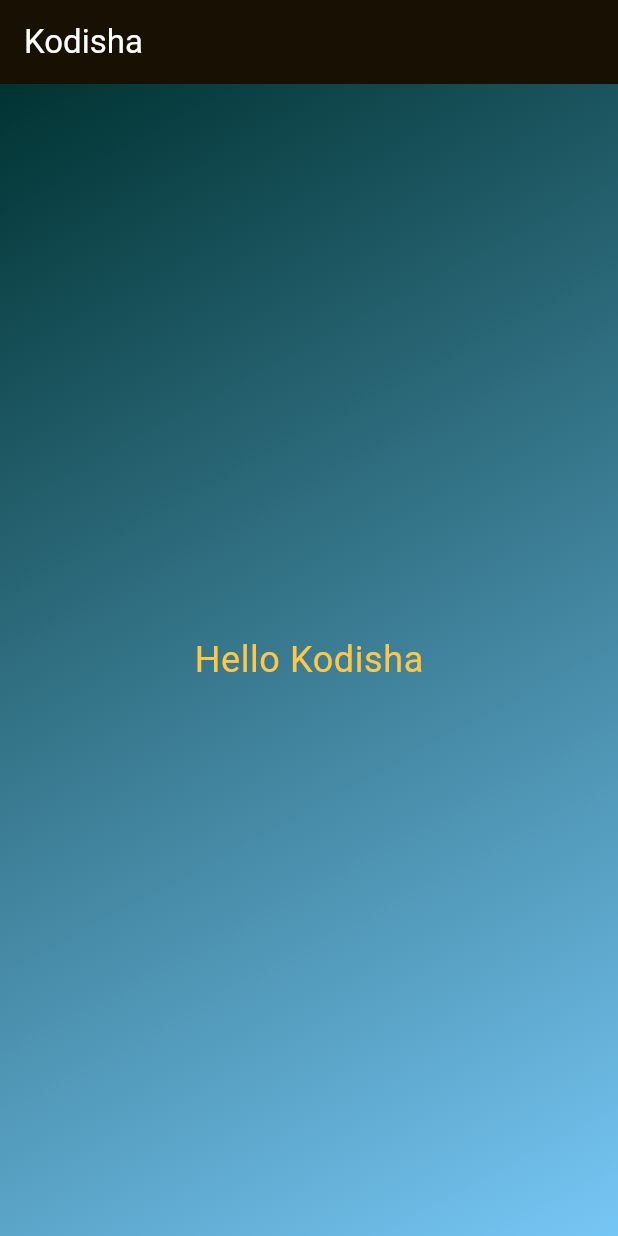
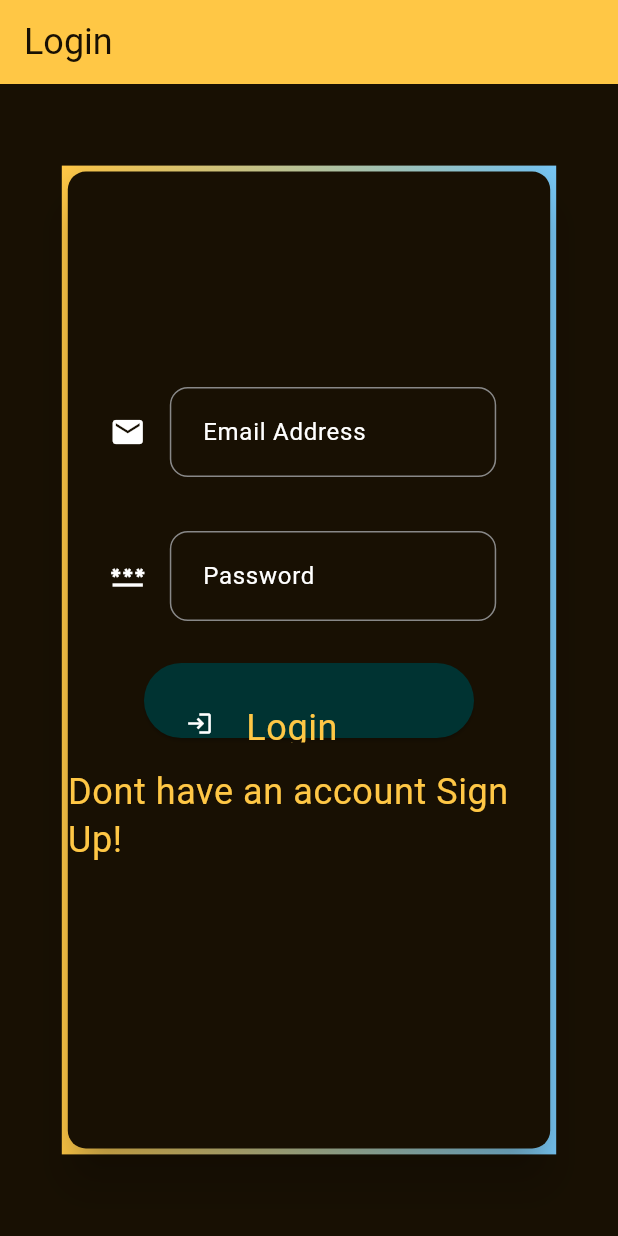
Before and after one commit to GakuruAlex/kodisha_flutter, a Flutter app: the screen it shows after launch, on a phone screen of 412 x 824 dp. Run offline on Flutter 3.47's test engine with Material 3 defaults, Android fonts, the phone set to English and light mode, and no system bars; our stand-ins replace dio, flutter_dotenv, flutter_riverpod, google_fonts; Roboto replaces fonts that are missing (Acme).

Commit message:
Login -Add login service --Add loginNotifier

```diff
--- a/lib/main.dart
+++ b/lib/main.dart
@@ -1,9 +1,11 @@
 import 'package:flutter/material.dart';
+import 'package:flutter_dotenv/flutter_dotenv.dart';
 import 'package:flutter_riverpod/flutter_riverpod.dart';
-import 'package:kodisha_flutter/screens/kodisha_homepage.dart';
+import 'package:kodisha_flutter/screens/login.dart';
 import 'package:kodisha_flutter/theme/main_theme.dart';
 
-void main() {
+Future main() async {
+  await dotenv.load(fileName: ".env");
   runApp(ProviderScope(child: const MyApp()));
 }
 
@@ -15,7 +17,7 @@ class MyApp extends StatelessWidget {
     return MaterialApp(
       title: 'Kodisha',
       theme: kodishaTheme,
-      home: const KodishaHomepage(),
+      home: const Login(),
     );
   }
 }
--- /dev/null
+++ b/lib/provider/login_provider.dart
@@ -0,0 +1,26 @@
+import 'package:flutter_riverpod/flutter_riverpod.dart';
+import 'package:kodisha_flutter/services/login_service.dart';
+
+final loginNotifier =
+    AsyncNotifierProvider<AsyncLoginNotifier, Map<String, dynamic>>(
+      () => AsyncLoginNotifier(),
+    );
+final loginServiceProvider = Provider((ref) => LoginService());
+
+class AsyncLoginNotifier extends AsyncNotifier<Map<String, dynamic>> {
+  @override
+  Map<String, dynamic> build() {
+    return {"token": ''};
+  }
+
+  Future<void> loginUser(String email, String password) async {
+    final loginService = ref.read(loginServiceProvider);
+    state = AsyncLoading();
+    try {
+      final response = await loginService.login(email, password);
+      state = AsyncValue.data(response!);
+    } catch (error, stackTrace) {
+      state = AsyncError(error, stackTrace);
+    }
+  }
+}
--- /dev/null
+++ b/lib/screens/login.dart
@@ -0,0 +1,31 @@
+import 'package:flutter/material.dart';
+import 'package:kodisha_flutter/widgets/login_form.dart';
+
+class Login extends StatelessWidget {
+  const Login({super.key});
+
+  @override
+  Widget build(BuildContext context) {
+    return Scaffold(
+      appBar: AppBar(
+        title: Text("Login", style: Theme.of(context).textTheme.titleLarge),
+        backgroundColor: Theme.of(context).colorScheme.inversePrimary,
+      ),
+      body: Center(
+        child: Container(
+          height: MediaQuery.sizeOf(context).height * 0.8,
+          width: MediaQuery.sizeOf(context).width * .8,
+          decoration: BoxDecoration(
+            gradient: LinearGradient(
+              colors: [
+                Theme.of(context).colorScheme.inversePrimary,
+                Theme.of(context).colorScheme.secondary,
+              ],
+            ),
+          ),
+          child: Card(elevation: 12, child: LoginForm()),
+        ),
+      ),
+    );
+  }
+}
--- /dev/null
+++ b/lib/services/login_service.dart
@@ -0,0 +1,23 @@
+import 'package:dio/dio.dart';
+import 'package:flutter_dotenv/flutter_dotenv.dart';
+
+final dio = Dio();
+
+class LoginService {
+  final loginUrl = dotenv.env["LOGIN_URL"];
+  Future<Map<String, dynamic>?> login(String email, String password) async {
+    try {
+      final response = await dio.post(
+        'http://localhost:3000/login', // adjust to your backend URL
+        data: {'email_address': email, 'password': password},
+        options: Options(headers: {'Content-Type': 'application/json'}),
+      );
+
+      print('Login success: ${response.data}');
+      return response.data;
+    } on DioException catch (e) {
+      print('Login failed: ${e.response?.statusCode} ${e.response?.data}');
+      return null;
+    }
+  }
+}
--- a/lib/theme/main_theme.dart
+++ b/lib/theme/main_theme.dart
@@ -25,9 +25,19 @@ final kodishaTheme = ThemeData(
   ),
   textTheme: GoogleFonts.acmeTextTheme(
     TextTheme(
+      titleLarge: TextStyle(color: Color(0xFF181003), fontSize: 24),
       labelLarge: TextStyle(color: Color(0xFFFFC745), fontSize: 48),
       bodyMedium: TextStyle(color: Color(0xFFFFC745), fontSize: 32),
       bodySmall: TextStyle(color: Color(0xFFFFC745), fontSize: 24),
     ),
   ),
+  inputDecorationTheme: InputDecorationThemeData(
+    contentPadding: EdgeInsets.all(18),
+    labelStyle: TextStyle(color: Color(0xFFFFFFFF)),
+    floatingLabelStyle: TextStyle(color: Color(0xFFFFFFFF)),
+    border: OutlineInputBorder(
+      borderSide: BorderSide(style: BorderStyle.solid),
+      borderRadius: BorderRadius.all(Radius.circular(12)),
+    ),
+  ),
 );
--- /dev/null
+++ b/lib/widgets/form_field.dart
@@ -0,0 +1,40 @@
+import 'package:flutter/material.dart';
+
+class FormFieldWidget extends StatelessWidget {
+  const FormFieldWidget({
+    super.key,
+    required this.fieldType,
+    required this.formIcon,
+    required this.formLabel,
+    required this.controller,
+  });
+  final IconData formIcon;
+  final String formLabel;
+  final String fieldType;
+  final TextEditingController controller;
+
+  String? formValidator(String? label) {
+    if (label == null || label.isEmpty) {
+      return "$formLabel is required";
+    }
+    return null;
+  }
+
+  @override
+  Widget build(BuildContext context) {
+    return Container(
+      margin: const EdgeInsets.only(left: 12.0, right: 12),
+      child: ListTile(
+        leading: Icon(formIcon),
+        title: TextFormField(
+          controller: controller,
+          obscureText: fieldType.toLowerCase() == 'password' ? true : false,
+          validator: (value) {
+            return formValidator(value);
+          },
+          decoration: InputDecoration(label: Text(formLabel)),
+        ),
+      ),
+    );
+  }
+}
--- /dev/null
+++ b/lib/widgets/login_form.dart
@@ -0,0 +1,95 @@
+import 'package:flutter/material.dart';
+import 'package:flutter_riverpod/flutter_riverpod.dart';
+import 'package:kodisha_flutter/provider/login_provider.dart';
+import 'package:kodisha_flutter/widgets/form_field.dart';
+
+class LoginForm extends ConsumerStatefulWidget {
+  const LoginForm({super.key});
+
+  @override
+  ConsumerState<LoginForm> createState() => _LoginFormState();
+}
+
+class _LoginFormState extends ConsumerState<LoginForm> {
+  final _formKey = GlobalKey<FormState>();
+  final _passwordController = TextEditingController();
+  final _emailController = TextEditingController();
+
+  @override
+  void dispose() {
+    _emailController.dispose();
+    _passwordController.dispose();
+    super.dispose();
+  }
+
+  @override
+  Widget build(BuildContext context) {
+    final loginSuccess = ref.watch(loginNotifier);
+    final loginProvider = ref.read(loginNotifier.notifier);
+    return Form(
+      key: _formKey,
+      child: Column(
+        mainAxisAlignment: MainAxisAlignment.center,
+        crossAxisAlignment: CrossAxisAlignment.center,
+        mainAxisSize: MainAxisSize.min,
+        children: [
+          FormFieldWidget(
+            fieldType: "email",
+            formLabel: "Email Address",
+            formIcon: Icons.email,
+            controller: _emailController,
+          ),
+          SizedBox(height: 20),
+          FormFieldWidget(
+            fieldType: "password",
+            formIcon: Icons.password,
+            formLabel: "Password",
+            controller: _passwordController,
+          ),
+          SizedBox(height: 20),
+
+          ElevatedButton(
+            style: ButtonStyle(
+              minimumSize: WidgetStatePropertyAll(Size(144, 50)),
+              maximumSize: WidgetStatePropertyAll(Size(220, 50)),
+              padding: WidgetStatePropertyAll(EdgeInsetsGeometry.all(12)),
+              backgroundColor: WidgetStatePropertyAll(
+                Theme.of(context).colorScheme.primary,
+              ),
+            ),
+
+            onPressed: () {
+              print("Login button pressed");
+              if (_formKey.currentState!.validate()) {
+                loginProvider.loginUser(
+                  _emailController.text,
+                  _passwordController.text,
+                );
+              }
+            },
+            child: ListTile(
+              leading: Icon(Icons.login),
+              title: Text(
+                "Login",
+                style: Theme.of(context).textTheme.bodySmall,
+              ),
+            ),
+          ),
+          SizedBox(height: 20),
+          Text(
+            "Dont have an account Sign Up!",
+            style: Theme.of(context).textTheme.bodySmall,
+          ),
+          SizedBox(
+            child: loginSuccess.when(
+              data: (data) => Card(child: Text(data["token"])),
+              error: (error, statck) =>
+                  SnackBar(content: Text("Login error: $error $statck")),
+              loading: () => CircularProgressIndicator(),
+            ),
+          ),
+        ],
+      ),
+    );
+  }
+}
```
Also changed, not shown: pubspec.yaml (+3 -4 lines), 1 other file.
